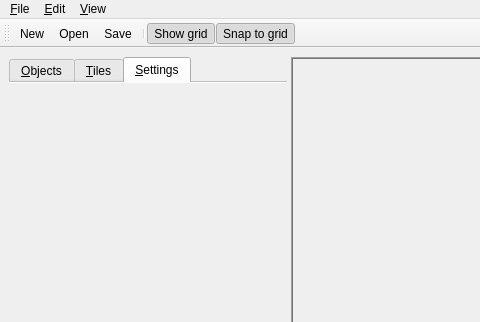
Before: the Qt Designer form editor.ui in dlon/game1editor, drawn with Qt 5; both pictures show x 0 to 480 and y 0 to 322 of the 978 by 730 pixel window.
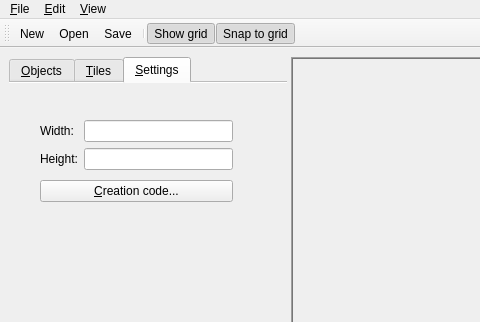
After: the same form once the commit is applied. The open tabs and pages were chosen to show the change.

Commit message: created settings page layout

```diff
--- a/editor.ui
+++ b/editor.ui
@@ -15,7 +15,7 @@
   </property>
   <widget class="QWidget" name="centralwidget">
    <layout class="QGridLayout" name="gridLayout">
-    <item row="0" column="0">
+    <item row="0" column="1">
      <widget class="QSplitter" name="splitter">
       <property name="orientation">
        <enum>Qt::Horizontal</enum>
@@ -192,6 +192,57 @@
         <attribute name="toolTip">
          <string>Settings for this map</string>
         </attribute>
+        <widget class="QWidget" name="">
+         <property name="geometry">
+          <rect>
+           <x>31</x>
+           <y>33</y>
+           <width>193</width>
+           <height>92</height>
+          </rect>
+         </property>
+         <layout class="QVBoxLayout" name="verticalLayout_5">
+          <item>
+           <layout class="QHBoxLayout" name="horizontalLayout">
+            <item>
+             <layout class="QVBoxLayout" name="verticalLayout_4">
+              <item>
+               <widget class="QLabel" name="widthLabel">
+                <property name="text">
+                 <string>Width:</string>
+                </property>
+               </widget>
+              </item>
+              <item>
+               <widget class="QLabel" name="heightLabel">
+                <property name="text">
+                 <string>Height:</string>
+                </property>
+               </widget>
+              </item>
+             </layout>
+            </item>
+            <item>
+             <layout class="QVBoxLayout" name="verticalLayout_3">
+              <item>
+               <widget class="QLineEdit" name="widthSetting"/>
+              </item>
+              <item>
+               <widget class="QLineEdit" name="heightSetting"/>
+              </item>
+             </layout>
+            </item>
+           </layout>
+          </item>
+          <item>
+           <widget class="QPushButton" name="pushButton">
+            <property name="text">
+             <string>&amp;Creation code...</string>
+            </property>
+           </widget>
+          </item>
+         </layout>
+        </widget>
        </widget>
       </widget>
       <widget class="QFrame" name="frame">
```
